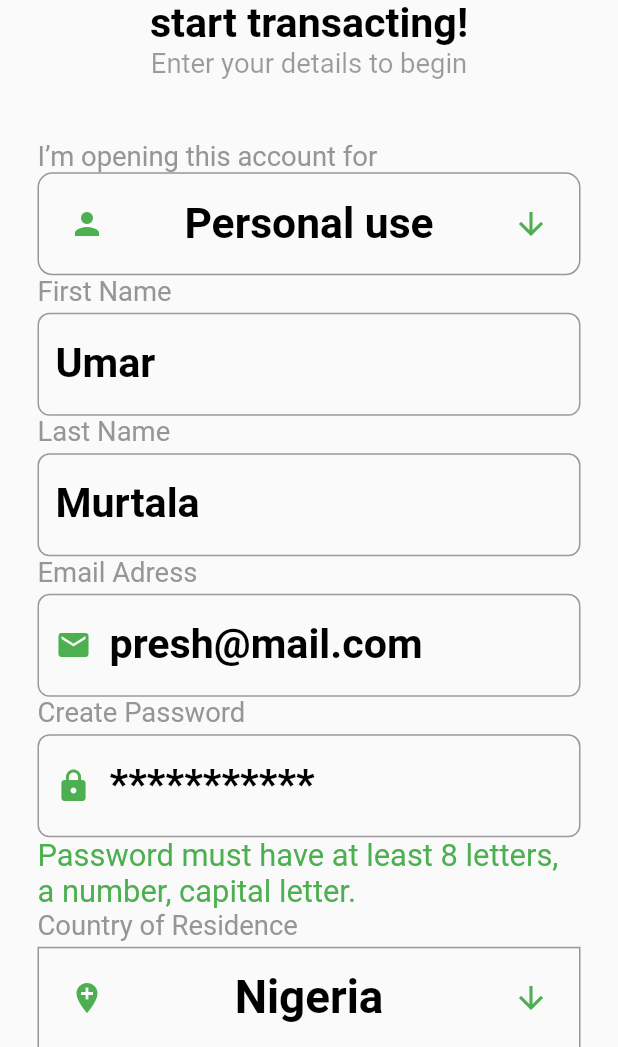
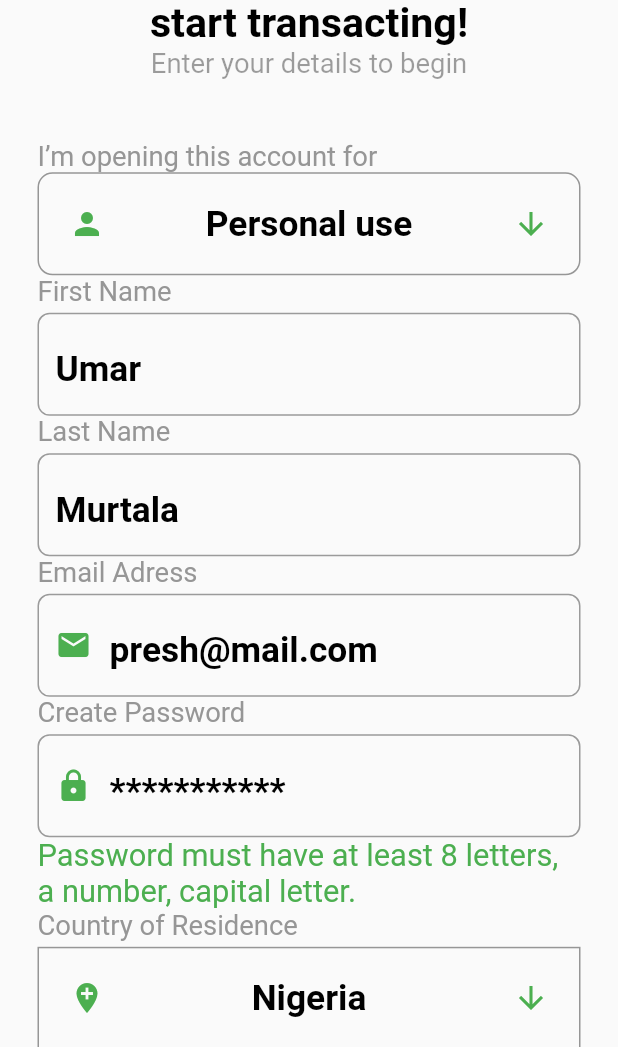
Before and after one commit to SujoySarkar/Sutraq-app-frontend-design, a Flutter app: the SignUppage screen opened directly, on a phone screen of 412 x 824 dp, the part 189-1236 px from its top. Run offline on Flutter 3.47's test engine with Material 2 defaults, Android fonts, the phone set to English and light mode, and no system bars; our stand-ins replace cloud_firestore, dots_indicator, firebase_auth, firebase_database, page_transition; accounts and stored records are empty.

Commit message:
Bank app frontend design

```diff
--- a/lib/UI/Try_Sutraq/goodjob.dart
+++ b/lib/UI/Try_Sutraq/goodjob.dart
@@ -19,7 +19,7 @@ class GoodJob extends StatelessWidget {
                   Navigator.push(context, MaterialPageRoute(builder: (context)=>Addnewaccount()));
                 },
                 child: CircleAvatar(
-                  radius: 20,
+                  radius: MediaQuery.of(context).size.height / 30,
                   backgroundColor: Colors.green,
                   child: Icon(Icons.close,color: Colors.white,),
                 ),
--- a/lib/UI/successpage/signuppage.dart
+++ b/lib/UI/successpage/signuppage.dart
@@ -1,7 +1,29 @@
+import 'package:firebase_auth/firebase_auth.dart';
 import 'package:flutter/material.dart';
 import 'package:sutraq/UI/successpage/tipthree.dart';
 
-class SignUppage extends StatelessWidget {
+class SignUppage extends StatefulWidget {
+  @override
+  _SignUppageState createState() => _SignUppageState();
+}
+
+class _SignUppageState extends State<SignUppage> {
+  var email;
+  var password;
+
+  final FirebaseAuth auth = FirebaseAuth.instance;
+
+  Future<FirebaseUser> handleSignUp(email, password) async {
+    AuthResult result = await auth.createUserWithEmailAndPassword(
+        email: email, password: password);
+    final FirebaseUser user = result.user;
+
+    assert(user != null);
+    assert(await user.getIdToken() != null);
+
+    return user;
+  }
+
   @override
   Widget build(BuildContext context) {
     return Scaffold(
@@ -55,11 +77,9 @@ class SignUppage extends StatelessWidget {
               Container(
                 height: MediaQuery.of(context).size.height / 12,
                 width: MediaQuery.of(context).size.height / 2,
-                decoration:
-                    BoxDecoration(
-                        border: Border.all(color: Color(0xFF969696)),
-                      borderRadius: BorderRadius.all(Radius.circular(10))
-                    ),
+                decoration: BoxDecoration(
+                    border: Border.all(color: Color(0xFF969696)),
+                    borderRadius: BorderRadius.all(Radius.circular(10))),
                 child: Padding(
                   padding: const EdgeInsets.all(8.0),
                   child: Row(
@@ -75,7 +95,7 @@ class SignUppage extends StatelessWidget {
                         "Personal use",
                         style: TextStyle(
                             color: Colors.black,
-                            fontSize: MediaQuery.of(context).size.height / 29,
+                            fontSize: MediaQuery.of(context).size.height / 35,
                             fontWeight: FontWeight.bold),
                       ),
                       IconButton(
@@ -112,7 +132,7 @@ class SignUppage extends StatelessWidget {
                       hintStyle: TextStyle(
                           color: Colors.black,
                           fontWeight: FontWeight.bold,
-                          fontSize: MediaQuery.of(context).size.height / 30),
+                          fontSize: MediaQuery.of(context).size.height / 35),
                       hintText: "Umar",
                       border: OutlineInputBorder(
                           borderRadius: BorderRadius.all(Radius.circular(8)))),
@@ -142,7 +162,7 @@ class SignUppage extends StatelessWidget {
                       hintStyle: TextStyle(
                           color: Colors.black,
                           fontWeight: FontWeight.bold,
-                          fontSize: MediaQuery.of(context).size.height / 30),
+                          fontSize: MediaQuery.of(context).size.height / 35),
                       hintText: "Murtala",
                       border: OutlineInputBorder(
                           borderRadius: BorderRadius.all(Radius.circular(8)))),
@@ -160,10 +180,16 @@ class SignUppage extends StatelessWidget {
               SizedBox(
                 height: 4,
               ),
+              // email
               Container(
                 height: MediaQuery.of(context).size.height / 12,
                 width: MediaQuery.of(context).size.height / 2,
                 child: TextField(
+                  onChanged: (value) {
+                    setState(() {
+                      email = value;
+                    });
+                  },
                   keyboardType: TextInputType.text,
                   style: TextStyle(
                       fontSize: MediaQuery.of(context).size.height / 30,
@@ -176,7 +202,7 @@ class SignUppage extends StatelessWidget {
                       hintStyle: TextStyle(
                           color: Colors.black,
                           fontWeight: FontWeight.bold,
-                          fontSize: MediaQuery.of(context).size.height / 30),
+                          fontSize: MediaQuery.of(context).size.height / 35),
                       hintText: "presh@mail.com",
                       border: OutlineInputBorder(
                           borderRadius: BorderRadius.all(Radius.circular(8)))),
@@ -194,10 +220,16 @@ class SignUppage extends StatelessWidget {
               SizedBox(
                 height: 4,
               ),
+              // password
               Container(
                 height: MediaQuery.of(context).size.height / 12,
                 width: MediaQuery.of(context).size.height / 2,
                 child: TextField(
+                  onChanged: (value) {
+                    setState(() {
+                      password = value;
+                    });
+                  },
                   keyboardType: TextInputType.text,
                   style: TextStyle(
                       fontSize: MediaQuery.of(context).size.height / 30,
@@ -210,7 +242,7 @@ class SignUppage extends StatelessWidget {
                       hintStyle: TextStyle(
                           color: Colors.black,
                           fontWeight: FontWeight.bold,
-                          fontSize: MediaQuery.of(context).size.height / 30),
+                          fontSize: MediaQuery.of(context).size.height / 35),
                       hintText: "***********",
                       border: OutlineInputBorder(
                           borderRadius: BorderRadius.all(Radius.circular(8)))),
@@ -255,7 +287,7 @@ class SignUppage extends StatelessWidget {
                         "Nigeria",
                         style: TextStyle(
                             color: Colors.black,
-                            fontSize: MediaQuery.of(context).size.height / 27,
+                            fontSize: MediaQuery.of(context).size.height / 35,
                             fontWeight: FontWeight.bold),
                       ),
                       IconButton(
@@ -282,6 +314,7 @@ class SignUppage extends StatelessWidget {
                       color: Color(0xFF62BB46),
                       child: InkWell(
                         onTap: () {
+                          handleSignUp(email, password);
                           Navigator.push(
                               context,
                               MaterialPageRoute(
--- a/pubspec.yaml
+++ b/pubspec.yaml
@@ -30,6 +30,10 @@ dependencies:
   cupertino_icons: ^0.1.3
   page_transition: ^1.1.5
   dots_indicator: ^1.1.0
+  firebase_core: ^0.4.0+9
+  firebase_auth: ^0.14.0+5
+  cloud_firestore: ^0.13.0+1
+  firebase_database: ^3.1.1
 
 
 
```
Also changed, not shown: lib/UI/Onboarding_Pages/Login/login.dart (+42 -6 lines), lib/UI/Onboarding_Pages/Onboardingpage.dart (+6 -3 lines), lib/UI/Try_Sutraq/addbankaccount.dart (+19 -9 lines), lib/UI/Try_Sutraq/addnewaccount.dart (+45 -11 lines), lib/UI/Try_Sutraq/depositfundeone.dart (+24 -2 lines), lib/main.dart (+5 -5 lines), pubspec.lock, 3 other files.
